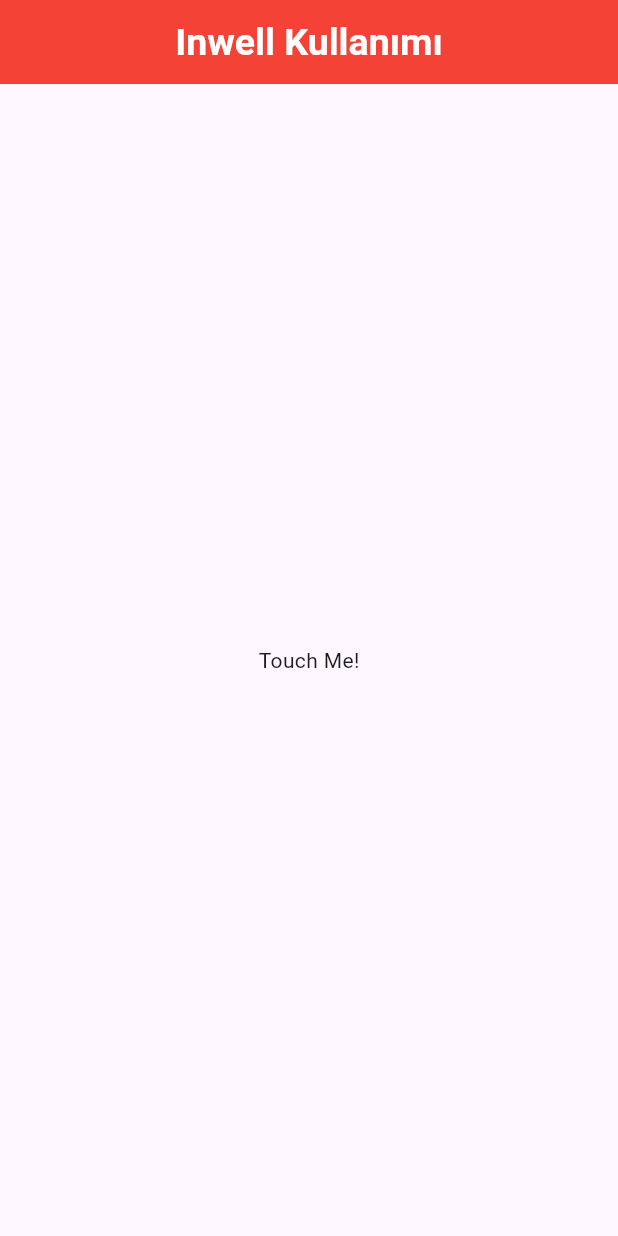
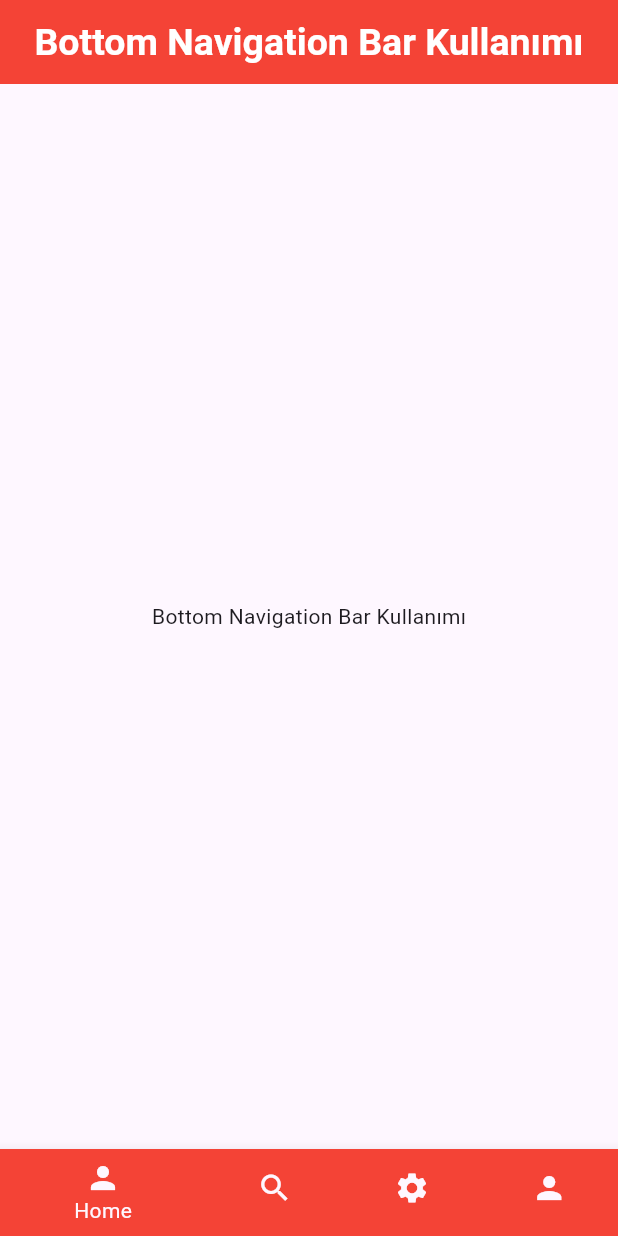
Before and after one commit to yamisagi/flutter_samples, a Flutter app: the screen it shows after launch, on a phone screen of 412 x 824 dp. Run offline on Flutter 3.47's test engine with Material 2 defaults, Android fonts, the phone set to English and light mode, and no system bars.

Commit message:
add bottomnavbar

```diff
--- /dev/null
+++ b/lib/advanced_widgets/lesson1/bottomnavbar/bottom_nav_bar_learn.dart
@@ -0,0 +1,83 @@
+import 'package:flutter/material.dart';
+
+/// [BottomNavigationBar] bizim ekranımızda alt kısmında sayfalar arası geçiş vb. işlemler için kullandığımız bir widget'tir.
+
+class BottomNavBarLearn extends StatefulWidget {
+  const BottomNavBarLearn({Key? key}) : super(key: key);
+
+  @override
+  State<BottomNavBarLearn> createState() => _BottomNavBarLearnState();
+}
+
+class _BottomNavBarLearnState extends State<BottomNavBarLearn> {
+  /// Bir index değeri olarak [_selectedIndex] değişkeni tanımladık.
+  int _currentIndex = 0;
+  @override
+  Widget build(BuildContext context) {
+    return Scaffold(
+      bottomNavigationBar: BottomNavigationBar(
+        /// onTap fonksiyonu, [BottomNavigationBar]'ın bir tıklanmasını dinleyen fonksiyontur ve
+        /// [currentIndex] değişkeni ile [_currentIndex] değişkenini birbirine setState kullanarak eşitliyoruz ki,
+        /// tıkladığımız index değeri [_currentIndex] değişkenine atandığında ekran tekrardan build edilsin.
+        onTap: ((value) => setState(
+              () {
+                _currentIndex = value;
+              },
+            )),
+        currentIndex: _currentIndex,
+
+        /// [items] parametresine [BottomNavigationBarItem] türünden bir liste olarak verilir.
+        items: const [
+          BottomNavigationBarItem(
+            /// [BottonNavigationBarItem]'bizden [label] - [icon] - değerlerini zorunlu alır,
+            /// Her ne kadar [label] zorunlu olarak istenmiyor görünse de vermezsek hata verir.
+            icon: Icon(Icons.home),
+            label: 'Home',
+
+            /// [backgroundColor] parametresi, [BottomNavigationBar]'ın o anki arka planını belirler.
+            /// Bu [backgroundColor] [BottomNavigationBar]'ın [type]' eğer,
+            /// [BottomNavigationBarType.shifting] ise, [BottomNavigationBar]'ın arka planını değiştirir.
+            /// [BottomNavigationBar]'ın [type]' eğer, [BottomNavigationBarType.fixed] ise,
+            /// En yakındaki [ThemeData] içindeki [canvasColor] ne ise o değeri default olarak alır.
+            backgroundColor: Colors.red,
+
+            /// [activeIcon] ile o aktif olan itemin [icon] değerini değiştirir.
+            activeIcon: Icon(Icons.person),
+          ),
+          BottomNavigationBarItem(
+            icon: Icon(Icons.search),
+            label: 'Search',
+            backgroundColor: Colors.blue,
+          ),
+          BottomNavigationBarItem(
+            icon: Icon(Icons.settings),
+            label: 'Settings',
+            backgroundColor: Colors.green,
+          ),
+          BottomNavigationBarItem(
+            icon: Icon(Icons.person),
+            label: 'Profile',
+            backgroundColor: Colors.yellow,
+          ),
+        ],
+
+        /// [type] parametresi, [BottomNavigationBar]'ın türünü belirler.
+        /// ! Ve eğer default olarak [items]'ın içindeki itemler 4 veya daha fazla ise,
+        /// ! Default olarak [BottomNavigationBarType.shifting] olarak ayarlanır.
+        /// Ve biz eğer 4'ten düşük itemlerimiz için,
+        /// dinamik olarak [backgroundColor] değerleri vermek istiyorsak,
+        /// Yani her farklı bir item için farklı bir arka plan rengi kullanmak istiyorsak,
+        /// [BottomNavigationBarType.shifting] olarak ayarlamalıyız.
+        type: BottomNavigationBarType.shifting,
+
+        /// [fixedColor] parametresi, o anki aktif [icon]'un rengini belirler.
+      ),
+      appBar: AppBar(
+        title: const Text('Bottom Navigation Bar Kullanımı'),
+      ),
+      body: const Center(
+        child: Text('Bottom Navigation Bar Kullanımı'),
+      ),
+    );
+  }
+}
--- a/lib/main.dart
+++ b/lib/main.dart
@@ -1,7 +1,6 @@
 import 'package:flutter/material.dart';
+import 'package:flutter_samples/advanced_widgets/lesson1/bottomnavbar/bottom_nav_bar_learn.dart';
 
-import 'package:flutter_samples/advanced_widgets/lesson1/drawer_inkwell/drawer_learn.dart';
-import 'package:flutter_samples/advanced_widgets/lesson1/drawer_inkwell/inkwell_learn.dart';
 import 'package:flutter_samples/basic_widgets/lesson4/push_and_replacement/push_and_replacement_learn.dart';
 
 import 'basic_widgets/lesson3/custom_scroll_view_learn/customscroll_view_learn.dart';
@@ -55,7 +54,7 @@
         primarySwatch: Colors.red,
       ),
       title: title,
-      home: const InkwellLearn(),
+      home: const BottomNavBarLearn(),
     );
   }
 }
```
Also changed, not shown: 1 other file.
